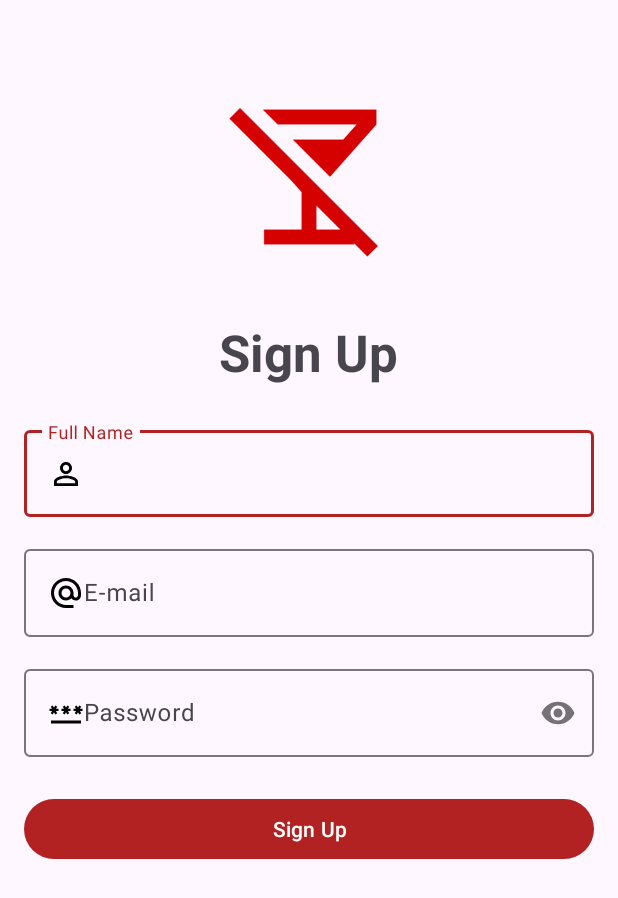
After one commit to MartinaKenna/SocialMesh, an Android app: the SignUpActivity screen opened directly, with no data from a screen before it, on a phone screen of 412 x 824 dp. The commit adds this screen. Shown: the top 898 px of the screen. Run offline under Robolectric (Android 15) with nearby library versions, the phone set to English and light mode, and no system bars; libraries missing offline, so code that uses them is left out: org.apache.commons.

Commit message:
Add Sign Up activity, email and password validators

```diff
--- a/app/build.gradle.kts
+++ b/app/build.gradle.kts
@@ -42,4 +42,5 @@ dependencies {
     testImplementation("junit:junit:4.13.2")
     androidTestImplementation("androidx.test.ext:junit:1.1.5")
     androidTestImplementation("androidx.test.espresso:espresso-core:3.5.1")
+    implementation("commons-validator:commons-validator:1.7")
 }
--- a/app/src/main/AndroidManifest.xml
+++ b/app/src/main/AndroidManifest.xml
@@ -13,6 +13,9 @@
         android:theme="@style/Theme.SocialMesh"
         tools:targetApi="31">
         <activity
+            android:name=".SignUpActivity"
+            android:exported="true" />
+        <activity
             android:name=".LoginActivity"
             android:exported="true" />
         <activity
--- /dev/null
+++ b/app/src/main/java/it/unimib/socialmesh/SignUpActivity.java
@@ -0,0 +1,108 @@
+package it.unimib.socialmesh;
+
+import androidx.appcompat.app.AppCompatActivity;
+
+import android.os.Bundle;
+import android.widget.Button;
+
+import com.google.android.material.textfield.TextInputLayout;
+
+import org.apache.commons.validator.routines.EmailValidator;
+
+import java.util.regex.Matcher;
+import java.util.regex.Pattern;
+
+public class SignUpActivity extends AppCompatActivity {
+
+    private static final String TAG = SignUpActivity.class.getSimpleName();
+
+    private TextInputLayout textInputLayoutFullName;
+    private TextInputLayout textInputLayoutEmail;
+    private TextInputLayout textInputLayoutPassword;
+    @Override
+    protected void onCreate(Bundle savedInstanceState) {
+        super.onCreate(savedInstanceState);
+        setContentView(R.layout.activity_signup);
+
+        textInputLayoutFullName = findViewById(R.id.textInputLayoutFullName);
+        textInputLayoutEmail = findViewById(R.id.textInputLayoutEmail);
+        textInputLayoutPassword = findViewById(R.id.textInputLayoutPassword);
+        final Button signupLogin = findViewById(R.id.button_signup);
+
+        signupLogin.setOnClickListener(v -> {
+
+            String email = textInputLayoutEmail.getEditText().getText().toString();
+            String password = textInputLayoutPassword.getEditText().getText().toString();
+
+            // Start login if email and password are ok
+            if (isEmailOk(email) & isPasswordOk(password)) {
+                //TODO implementare salvataggio dati
+                //saveLoginData(email, password);
+            } else {
+//                Snackbar.make(findViewById(android.R.id.content),
+//                        R.string.check_login_data_message, Snackbar.LENGTH_SHORT).show();
+            }
+        });
+    }
+
+    /**
+     * Checks if the email address has a correct format.
+     * @param email The email address to be validated
+     * @return true if the email address is valid, false otherwise
+     */
+    private boolean isEmailOk(String email) {
+        // Check if the email is valid through the use of this library:
+        // https://commons.apache.org/proper/commons-validator/
+        if (!EmailValidator.getInstance().isValid((email))) {
+            textInputLayoutEmail.setError(getString(R.string.error_email));
+            return false;
+        } else {
+            textInputLayoutEmail.setError(null);
+            return true;
+        }
+    }
+
+    /**
+     * Checks if the password is usable.
+     * Found at https://www.geeksforgeeks.org/how-to-validate-a-password-using-regular-expressions-in-java/
+     * Password is accepted if all the following constraints are satisfied:
+     * 1. It contains at least 8 characters and at most 20 characters
+     * 2. It contains at least one digit
+     * 3. It contains at least one upper case alphabet
+     * 4. It contains at least one lower case alphabet
+     * 5. It contains at least one special character which includes !@#$%&*()-+=^
+     * 5. It doesn’t contain any white space
+     * @param password The password to be checked
+     * @return True if the password is acceptable, false if not
+     */
+    private boolean isPasswordOk(String password) {
+
+        // If the password is empty return false
+        if (password == null) {
+            textInputLayoutPassword.setError(getString(R.string.error_password));
+            return false;
+        }
+
+        // Regex to check valid password.
+        String regex = "^(?=.*[0-9])(?=.*[a-z])(?=.*[A-Z])(?=.*[@#$%^&+=!()_%])(?=\\S+$).{8,20}$";
+
+        // Compile the ReGex
+        Pattern p = Pattern.compile(regex);
+
+        // Pattern class contains matcher() method
+        // to find matching between given password
+        // and regular expression.
+        Matcher m = p.matcher(password);
+
+        boolean match = m.matches();
+
+        // If password matches pattern return true
+        if(!match) {
+            textInputLayoutPassword.setError(getString(R.string.error_password));
+            return false;
+        } else {
+            textInputLayoutPassword.setError(null);
+            return true;
+        }
+    }
+}
--- /dev/null
+++ b/app/src/main/res/drawable/baseline_person_outline_24.xml
@@ -0,0 +1,5 @@
+<vector android:height="24dp" android:tint="#000000"
+    android:viewportHeight="24" android:viewportWidth="24"
+    android:width="24dp" xmlns:android="http://schemas.android.com/apk/res/android">
+    <path android:fillColor="@android:color/white" android:pathData="M12,5.9c1.16,0 2.1,0.94 2.1,2.1s-0.94,2.1 -2.1,2.1S9.9,9.16 9.9,8s0.94,-2.1 2.1,-2.1m0,9c2.97,0 6.1,1.46 6.1,2.1v1.1L5.9,18.1L5.9,17c0,-0.64 3.13,-2.1 6.1,-2.1M12,4C9.79,4 8,5.79 8,8s1.79,4 4,4 4,-1.79 4,-4 -1.79,-4 -4,-4zM12,13c-2.67,0 -8,1.34 -8,4v3h16v-3c0,-2.66 -5.33,-4 -8,-4z"/>
+</vector>
--- /dev/null
+++ b/app/src/main/res/layout/activity_signup.xml
@@ -0,0 +1,110 @@
+<?xml version="1.0" encoding="utf-8"?>
+<androidx.constraintlayout.widget.ConstraintLayout xmlns:android="http://schemas.android.com/apk/res/android"
+    xmlns:app="http://schemas.android.com/apk/res-auto"
+    xmlns:tools="http://schemas.android.com/tools"
+    android:layout_width="match_parent"
+    android:layout_height="match_parent"
+    tools:context=".SignUpActivity">
+
+    <ImageView
+        android:id="@+id/imageView"
+        android:layout_width="120dp"
+        android:layout_height="140dp"
+        android:layout_marginTop="48dp"
+        app:layout_constraintEnd_toEndOf="parent"
+        app:layout_constraintStart_toStartOf="parent"
+        app:layout_constraintTop_toTopOf="parent"
+        app:srcCompat="@drawable/baseline_no_drinks_red_a700_48dp" />
+
+    <TextView
+        android:id="@+id/registerTextView"
+        android:layout_width="wrap_content"
+        android:layout_height="wrap_content"
+        android:layout_marginTop="24dp"
+        android:text="@string/sign_up"
+        android:textSize="34sp"
+        android:textStyle="bold"
+        app:layout_constraintEnd_toEndOf="parent"
+        app:layout_constraintHorizontal_bias="0.498"
+        app:layout_constraintStart_toStartOf="parent"
+        app:layout_constraintTop_toBottomOf="@+id/imageView" />
+
+    <com.google.android.material.textfield.TextInputLayout
+        android:id="@+id/textInputLayoutFullName"
+        android:layout_width="0dp"
+        android:layout_height="63dp"
+        android:layout_marginTop="24dp"
+        app:layout_constraintEnd_toStartOf="@+id/guidelineDx"
+        app:layout_constraintStart_toStartOf="@+id/guidelineSx"
+        app:layout_constraintTop_toBottomOf="@+id/registerTextView">
+
+        <com.google.android.material.textfield.TextInputEditText
+            android:id="@+id/fullNameInputText"
+            android:layout_width="match_parent"
+            android:layout_height="wrap_content"
+            android:drawableStart="@drawable/baseline_person_outline_24"
+            android:hint="@string/full_name" />
+    </com.google.android.material.textfield.TextInputLayout>
+
+    <androidx.constraintlayout.widget.Guideline
+        android:id="@+id/guidelineSx"
+        android:layout_width="wrap_content"
+        android:layout_height="wrap_content"
+        android:orientation="vertical"
+        app:layout_constraintGuide_begin="16dp" />
+
+    <androidx.constraintlayout.widget.Guideline
+        android:id="@+id/guidelineDx"
+        android:layout_width="wrap_content"
+        android:layout_height="wrap_content"
+        android:orientation="vertical"
+        app:layout_constraintGuide_end="16dp" />
+
+    <com.google.android.material.textfield.TextInputLayout
+        android:id="@+id/textInputLayoutEmail"
+        android:layout_width="0dp"
+        android:layout_height="wrap_content"
+        android:layout_marginTop="16dp"
+        app:layout_constraintEnd_toStartOf="@id/guidelineDx"
+        app:layout_constraintStart_toEndOf="@id/guidelineSx"
+        app:layout_constraintTop_toBottomOf="@+id/textInputLayoutFullName">
+
+        <com.google.android.material.textfield.TextInputEditText
+            android:id="@+id/emailInputText"
+            android:layout_width="match_parent"
+            android:layout_height="wrap_content"
+            android:drawableStart="@drawable/baseline_alternate_email_black_24dp"
+            android:hint="@string/Email"
+            android:inputType="textEmailAddress" />
+    </com.google.android.material.textfield.TextInputLayout>
+
+    <com.google.android.material.textfield.TextInputLayout
+        android:id="@+id/textInputLayoutPassword"
+        android:layout_width="0dp"
+        android:layout_height="wrap_content"
+        android:layout_marginTop="16dp"
+        app:layout_constraintEnd_toStartOf="@id/guidelineDx"
+        app:layout_constraintStart_toEndOf="@id/guidelineSx"
+        app:layout_constraintTop_toBottomOf="@+id/textInputLayoutEmail"
+        app:passwordToggleEnabled="true">
+
+        <com.google.android.material.textfield.TextInputEditText
+            android:id="@+id/passwordInputText"
+            android:layout_width="match_parent"
+            android:layout_height="wrap_content"
+            android:drawableStart="@drawable/baseline_password_24"
+            android:hint="@string/password"
+            android:inputType="textPassword" />
+    </com.google.android.material.textfield.TextInputLayout>
+
+    <Button
+        android:id="@+id/button_signup"
+        android:layout_width="0dp"
+        android:layout_height="wrap_content"
+        android:layout_marginTop="24dp"
+        android:text="@string/sign_up"
+        app:layout_constraintEnd_toStartOf="@+id/guidelineDx"
+        app:layout_constraintStart_toStartOf="@+id/guidelineSx"
+        app:layout_constraintTop_toBottomOf="@+id/textInputLayoutPassword" />
+
+</androidx.constraintlayout.widget.ConstraintLayout>
--- a/app/src/main/res/values/strings.xml
+++ b/app/src/main/res/values/strings.xml
@@ -11,4 +11,9 @@
     <string name="google_login">Login with Google</string>
     <string name="forgot_password">Forgot password?</string>
     <string name="facebook_login">Login with Facebook</string>
+    <string name="sign_up">Sign Up</string>
+    <string name="full_name">Full Name</string>
+    <string name="error_password">Password non valida</string>
+    <string name="error_email">Email non valida</string>
+    <string name="check_login_data_message">Dati di login non corretti</string>
 </resources>
```
